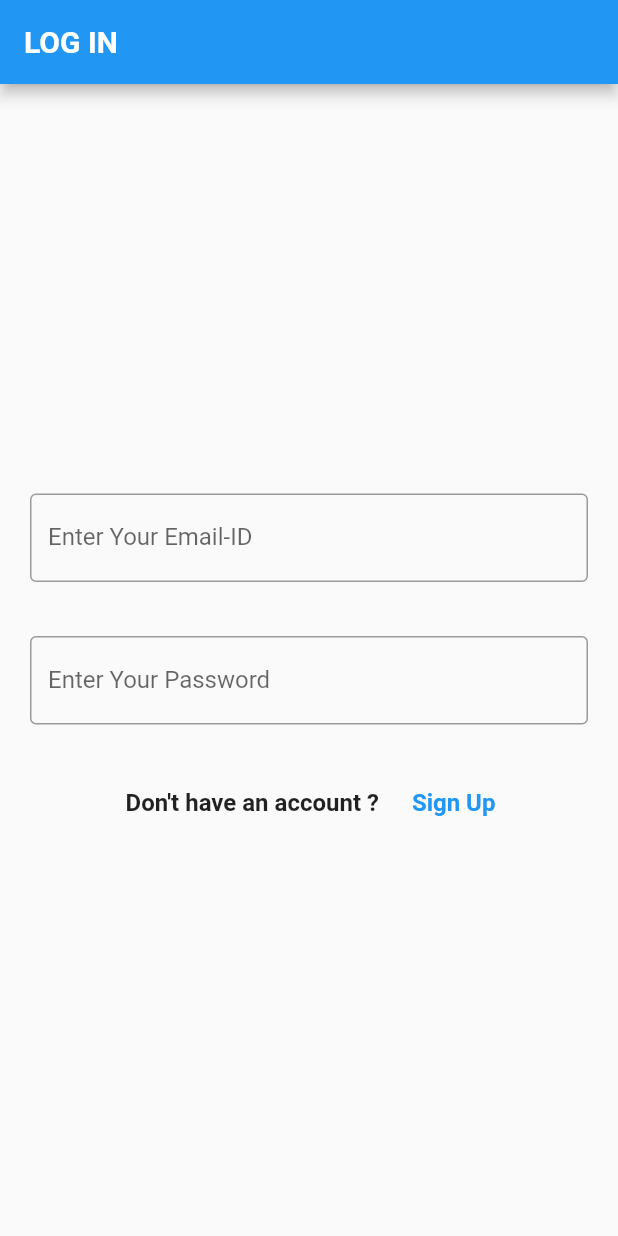
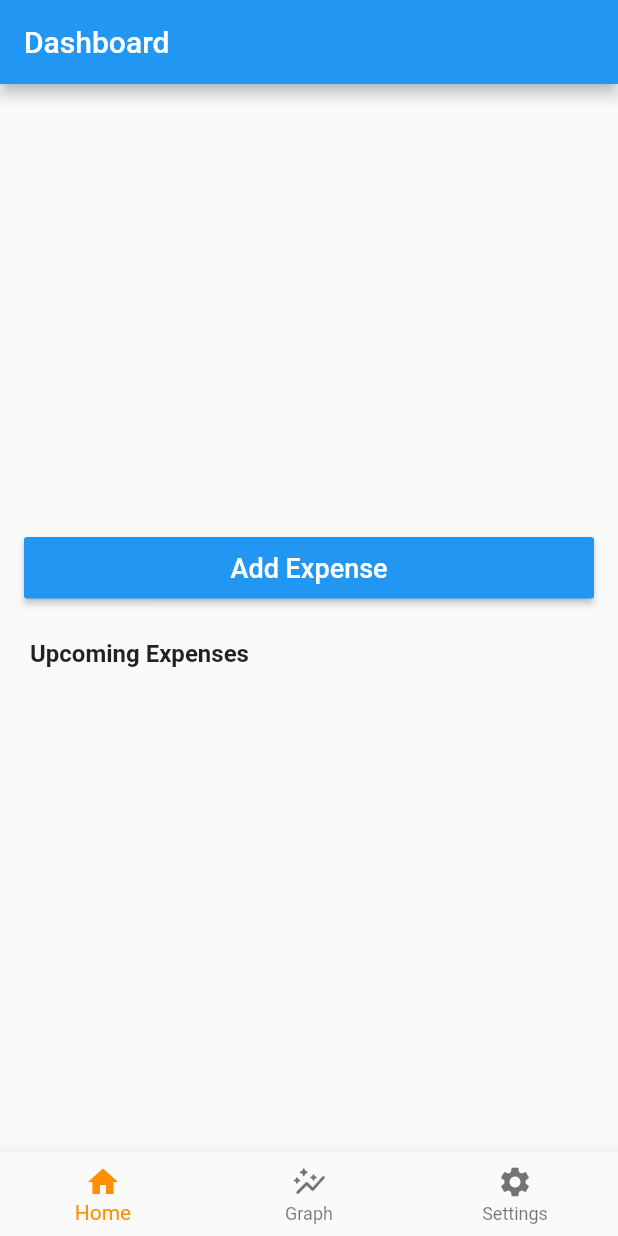
Before and after one commit to Palash2911/Trackio, a Flutter app: the screen it shows after launch, on a phone screen of 412 x 824 dp. Run offline on Flutter 3.47's test engine with Material 2 defaults, Android fonts, the phone set to English and light mode, and no system bars.

Commit message:
All Layouts Done

```diff
--- a/lib/ET/Main_Layouts/Bottomnav_layout.dart
+++ b/lib/ET/Main_Layouts/Bottomnav_layout.dart
@@ -0,0 +1,58 @@
+import 'package:expense_tracker/ET/Main_Layouts/Dashboard/dashboard_layout.dart';
+import 'package:expense_tracker/ET/Main_Layouts/Graphs/graphw_layout.dart';
+import 'package:expense_tracker/ET/Main_Layouts/Setting/setting_layout.dart';
+import 'package:flutter/material.dart';
+
+class Bottomnav extends StatefulWidget {
+  const Bottomnav({Key? key}) : super(key: key);
+
+  @override
+  State<Bottomnav> createState() => _BottomnavState();
+}
+
+class _BottomnavState extends State<Bottomnav> {
+  int indx = 0;
+  var tit = "Dashboard";
+
+  static const List<Widget> _widgetOptions = <Widget>[
+    Dashboard(),
+    GraphW(),
+    Setting(),
+  ];
+
+  void _onItemTapped(int index) {
+    setState(() {
+      indx = index;
+    });
+  }
+  @override
+  Widget build(BuildContext context) {
+    return Scaffold(
+      appBar: AppBar(
+        title: Text(tit),
+      ),
+      body: Center(
+        child: _widgetOptions.elementAt(indx),
+      ),
+      bottomNavigationBar: BottomNavigationBar(
+        items: const <BottomNavigationBarItem>[
+          BottomNavigationBarItem(
+            icon: Icon(Icons.home),
+            label: 'Home',
+          ),
+          BottomNavigationBarItem(
+            icon: Icon(Icons.auto_graph_rounded),
+            label: 'Graph',
+          ),
+          BottomNavigationBarItem(
+            icon: Icon(Icons.settings),
+            label: 'Settings',
+          ),
+        ],
+        currentIndex: indx,
+        selectedItemColor: Colors.amber[800],
+        onTap: _onItemTapped,
+      ),
+    );
+  }
+}
--- a/lib/ET/Main_Layouts/Dashboard/dashboard_layout.dart
+++ b/lib/ET/Main_Layouts/Dashboard/dashboard_layout.dart
@@ -0,0 +1,51 @@
+import 'package:expense_tracker/ET/Main_Layouts/Bottomnav_layout.dart';
+import 'package:flutter/material.dart';
+
+class Dashboard extends StatefulWidget {
+  const Dashboard({Key? key}) : super(key: key);
+
+  @override
+  State<Dashboard> createState() => _DashboardState();
+}
+
+class _DashboardState extends State<Dashboard> {
+  @override
+  Widget build(BuildContext context) {
+    return Scaffold(
+      // appBar: AppBar(
+      //   title: Text('LOG IN', style: TextStyle(fontWeight: FontWeight.bold)),
+      // ),
+      body: Container(
+        child: Column(
+          crossAxisAlignment: CrossAxisAlignment.center,
+          mainAxisAlignment: MainAxisAlignment.center,
+          children: <Widget>[
+            Center(
+              child: ButtonTheme(
+                padding: const EdgeInsets.symmetric(horizontal: 20, vertical: 10),
+                minWidth: 380.0,
+                child: RaisedButton(
+                  textColor: Colors.white,
+                  onPressed: () {
+                    Navigator.of(context).push(MaterialPageRoute(builder: (context) => Bottomnav()));
+                  },
+                  child: const Text(
+                    "Add Expense",
+                    style: TextStyle(fontSize: 18),
+                  ),
+                ),
+              ),
+            ),
+            const Padding(
+              padding: EdgeInsets.symmetric(horizontal: 20, vertical: 24),
+              child: Align(
+                alignment: Alignment.centerLeft,
+                  child: Text("Upcoming Expenses ", style: TextStyle(fontSize: 16, fontWeight: FontWeight.bold))),
+            ),
+
+          ],
+        ),
+      ),
+    );
+  }
+}
--- a/lib/main.dart
+++ b/lib/main.dart
@@ -1,11 +1,20 @@
+import 'package:expense_tracker/ET/Main_Layouts/Bottomnav_layout.dart';
 import 'package:expense_tracker/ET/Sign_Up/login_layout.dart';
+import 'package:expense_tracker/ET/Sign_Up/signup_layout.dart';
 import 'package:flutter/material.dart';
 
 void main() {
   runApp(MyApp());
 }
 
-class MyApp extends StatelessWidget {
+class MyApp extends StatefulWidget {
+  @override
+  State<MyApp> createState() => _MyAppState();
+}
+
+class _MyAppState extends State<MyApp> {
+  bool login = true;
+
   @override
   Widget build(BuildContext context) {
     return MaterialApp(
@@ -13,7 +22,7 @@ class MyApp extends StatelessWidget {
       theme: ThemeData(
         primarySwatch: Colors.blue,
       ),
-      home: Login(),
+      home: (login?Bottomnav():Signup()),
     );
   }
 }
```
Also changed, not shown: lib/ET/Main_Layouts/Graphs/graphm_layout.dart (+83 -0 lines), lib/ET/Main_Layouts/Graphs/graphog_layout.dart (added, +17 -0 lines), lib/ET/Main_Layouts/Graphs/graphw_layout.dart (+83 -0 lines), lib/ET/Main_Layouts/Graphs/graphy_layout.dart (+82 -0 lines), lib/ET/Main_Layouts/Setting/setting_layout.dart (+119 -0 lines), lib/ET/Sign_Up/login_layout.dart (+31 -11 lines), lib/ET/Sign_Up/signup_layout.dart (+37 -13 lines).
